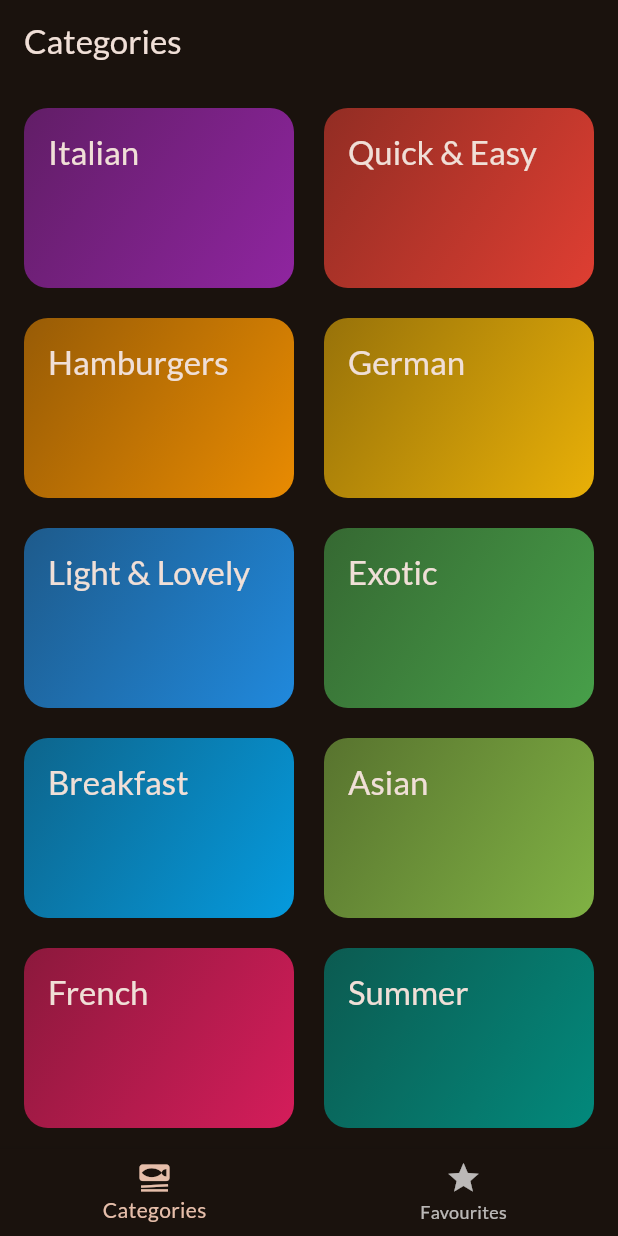
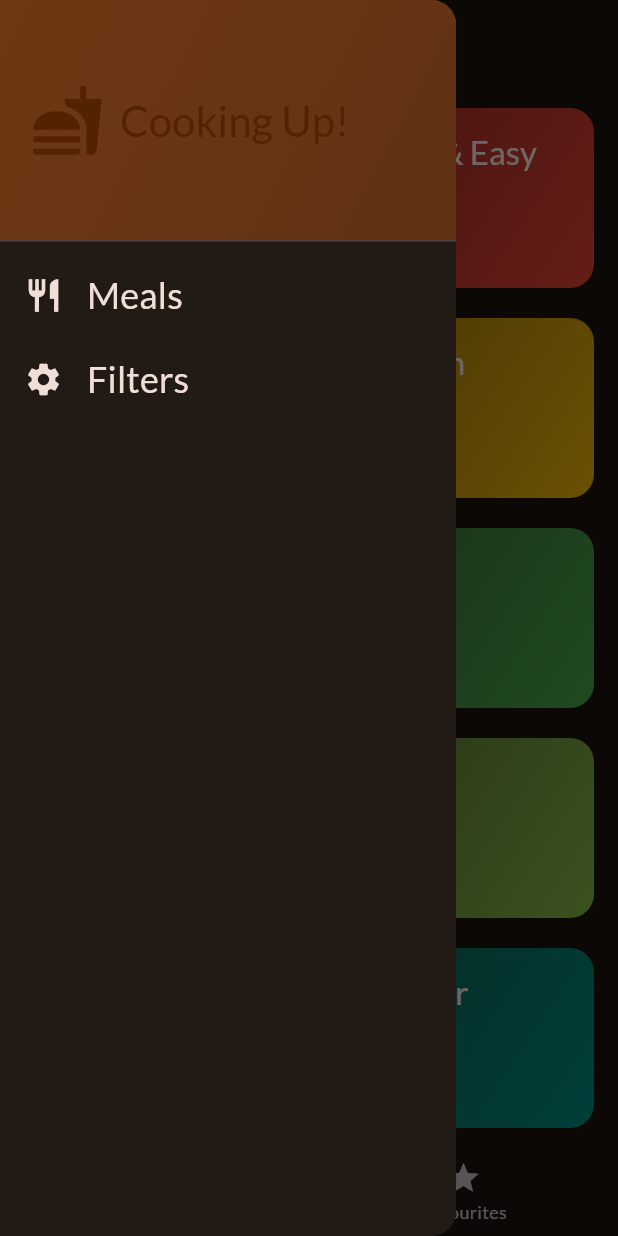
Before and after one commit to almakrami/meals_app, a Flutter app: the screen it shows after launch, with the side drawer open (before the commit the screen has no drawer), on a phone screen of 412 x 824 dp. Run offline on Flutter 3.47's test engine with Material 3 defaults, Android fonts, the phone set to English and light mode, and no system bars; our stand-ins replace google_fonts, transparent_image.

Commit message:
-m "Added Drawer to the app"

```diff
--- a/lib/Screens/categories.dart
+++ b/lib/Screens/categories.dart
@@ -1,11 +1,14 @@
 import 'package:flutter/material.dart';
 import 'package:meals_app/Data/dummey_data.dart';
+import 'package:meals_app/Models/meal.dart';
 import 'package:meals_app/Screens/meals.dart';
 import 'package:meals_app/Widgets/category_grid_item.dart';
 import 'package:meals_app/Models/category.dart';
 
 class CategoriesScreen extends StatelessWidget {
-  const CategoriesScreen({super.key});
+  const CategoriesScreen({super.key , required this.onToggleFavourite});
+
+final void Function(Meal meal) onToggleFavourite;
   void _selectCategory(BuildContext context, Category category) {
     final filteredMeals = dummyMeals
     .where((meal) => meal.categories.contains(category.id))
@@ -17,6 +20,7 @@ class CategoriesScreen extends StatelessWidget {
             builder: (ctx) =>  MealsScreen(
                   title: category.title,
                   meals: filteredMeals,
+                  onToggleFavourite: onToggleFavourite,
                 )));
   }
 
--- /dev/null
+++ b/lib/Screens/mainDrawer.dart
@@ -0,0 +1,67 @@
+import 'package:flutter/material.dart';
+
+class MainDrawer extends StatelessWidget {
+  const MainDrawer({super.key});
+
+  @override
+  Widget build(context) {
+    return Drawer(
+      child: Column(children: [
+        DrawerHeader(
+          padding: const EdgeInsets.all(20),
+          decoration: BoxDecoration(
+            gradient: LinearGradient(
+              colors: [
+                Theme.of(context).colorScheme.primaryContainer,
+                Theme.of(context).colorScheme.primaryContainer.withOpacity(0.8)
+              ],
+              begin: Alignment.topLeft,
+              end: Alignment.bottomRight,
+            ),
+          ),
+          child: Row(children: [
+            Icon(Icons.fastfood,
+                size: 50, color: Theme.of(context).colorScheme.onPrimary),
+            const SizedBox(width: 10),
+            Text(
+              'Cooking Up!',
+              style: Theme.of(context)
+                  .copyWith()
+                  .textTheme
+                  .headlineMedium!
+                  .copyWith(color: Theme.of(context).colorScheme.onPrimary),
+            ),
+          ]),
+        ),
+        ListTile(
+          leading: Icon(
+            Icons.restaurant,
+            size: 26,
+            color: Theme.of(context).colorScheme.onBackground,
+          ),
+          title: Text(
+            'Meals',
+            style: Theme.of(context).textTheme.titleSmall!.copyWith(
+                color: Theme.of(context).colorScheme.onBackground,
+                fontSize: 24),
+          ),
+          onTap: () {},
+        ),
+        ListTile(
+          leading: Icon(
+            Icons.settings,
+            size: 26,
+            color: Theme.of(context).colorScheme.onBackground,
+          ),
+          title: Text(
+            'Filters',
+            style: Theme.of(context).textTheme.titleSmall!.copyWith(
+                color: Theme.of(context).colorScheme.onBackground,
+                fontSize: 24),
+          ),
+          onTap: () {},
+        ),
+      ]),
+    );
+  }
+}
--- a/lib/Screens/tabs.dart
+++ b/lib/Screens/tabs.dart
@@ -1,6 +1,8 @@
 import 'package:flutter/material.dart';
+import 'package:meals_app/Models/meal.dart';
 
 import 'package:meals_app/Screens/categories.dart';
+import 'package:meals_app/Screens/mainDrawer.dart';
 import 'package:meals_app/Screens/meals.dart';
 
 class TabsScreen extends StatefulWidget {
@@ -14,6 +16,28 @@ class TabsScreen extends StatefulWidget {
 
 class _TabsScreen extends State<TabsScreen> {
   int _selectedPageIndex = 0;
+  final List<Meal> _favouriteMeals = [];
+
+  void showInfoMessage(String message) {
+    ScaffoldMessenger.of(context).clearSnackBars();
+    ScaffoldMessenger.of(context).showSnackBar(SnackBar(
+      content: Text(message),
+    ));
+  }
+
+  void _toggleMealFavouriteStatus(Meal meal) {
+    final isExisting = _favouriteMeals.contains(meal);
+    if (isExisting) {
+      setState(() {
+        _favouriteMeals.remove(meal);
+        showInfoMessage('Removed from Favourites');});
+    } else {
+      setState(() {
+        _favouriteMeals.add(meal);
+        showInfoMessage('Added to Favourites');
+      });
+    }
+  }
 
   void _selectPage(int index) {
     setState(() {
@@ -23,17 +47,21 @@ class _TabsScreen extends State<TabsScreen> {
 
   @override
   Widget build(BuildContext context) {
-    Widget activePage = const CategoriesScreen();
+    Widget activePage =
+        CategoriesScreen(onToggleFavourite: _toggleMealFavouriteStatus);
     var activePagetitle = 'Categories';
 
     if (_selectedPageIndex == 1) {
-      activePage = MealsScreen(meals: [], );
+      activePage = MealsScreen(
+          meals: _favouriteMeals,
+          onToggleFavourite: _toggleMealFavouriteStatus);
       activePagetitle = 'Your Favourite';
     }
     return Scaffold(
       appBar: AppBar(
         title: Text(activePagetitle),
       ),
+      drawer: const MainDrawer(),
       body: activePage,
       bottomNavigationBar: BottomNavigationBar(
         onTap: _selectPage,
```
Also changed, not shown: lib/Screens/meal_details.dart (+29 -12 lines), lib/Screens/meals.dart (+29 -21 lines), pubspec.lock.
